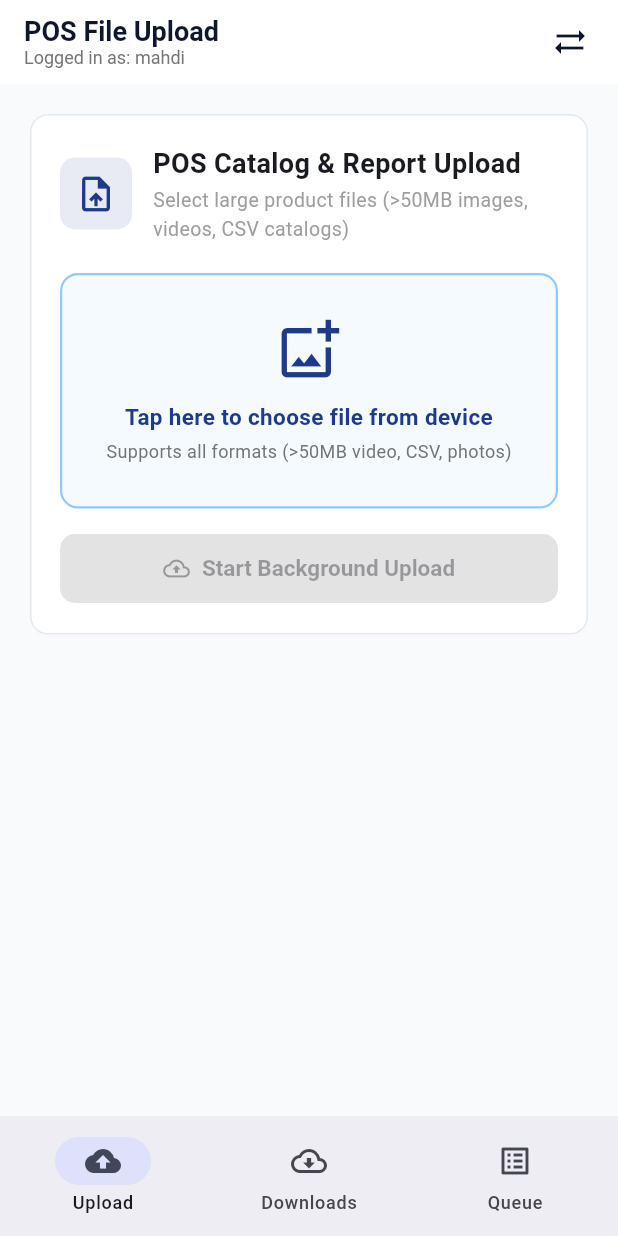
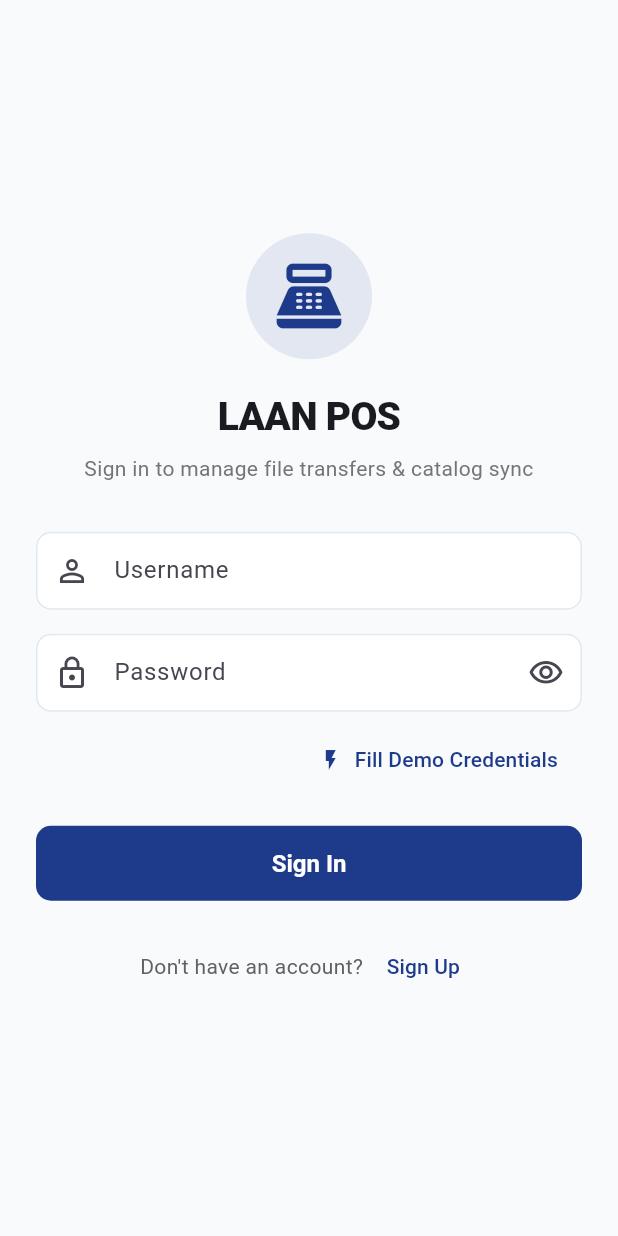
Before and after one commit to YaminMahdi/laanFlutterTask, a Flutter app: the screen it shows after launch, on a phone screen of 412 x 824 dp. Run offline on Flutter 3.47's test engine with Material 3 defaults, Android fonts, the phone set to English and light mode, and no system bars; our stand-ins replace auto_route, cached_network_image, dio, file_picker, flutter_local_notifications, flutter_riverpod and 2 more; accounts and stored records are empty.

Commit message:
feat(auth): implement sign-in and sign-up screens without auto-login

```diff
--- a/lib/core/router/app_router.dart
+++ b/lib/core/router/app_router.dart
@@ -1,4 +1,6 @@
 import 'package:auto_route/auto_route.dart';
+import '../../features/auth/presentation/screens/sign_in_screen.dart';
+import '../../features/auth/presentation/screens/sign_up_screen.dart';
 import '../../features/transfer/presentation/screens/dashboard_screen.dart';
 import '../../features/transfer/presentation/screens/download_screen.dart';
 import '../../features/transfer/presentation/screens/transfer_queue_screen.dart';
@@ -10,7 +12,9 @@ part 'app_router.gr.dart';
 class AppRouter extends RootStackRouter {
   @override
   List<AutoRoute> get routes => [
-        AutoRoute(page: DashboardRoute.page, initial: true),
+        AutoRoute(page: SignInRoute.page, initial: true),
+        AutoRoute(page: SignUpRoute.page),
+        AutoRoute(page: DashboardRoute.page),
         AutoRoute(page: UploadRoute.page),
         AutoRoute(page: DownloadRoute.page),
         AutoRoute(page: TransferQueueRoute.page),
--- a/lib/features/auth/data/token_storage.dart
+++ b/lib/features/auth/data/token_storage.dart
@@ -8,10 +8,8 @@ abstract class TokenStorage {
 }
 
 class InMemoryTokenStorage implements TokenStorage {
-  // Pre-seed with the provided assessment token / credentials
-  String? _token =
-      'eyJ1aWQiOjksInVzZXIiOiJtYWhkaSIsImV4cCI6MTc5MTI0NzM0OX0.MjzgE_6ghBDHAXRyrj_yoFZ6G_fU08OPbmL0wlcja2M';
-  String? _username = 'mahdi';
+  String? _token;
+  String? _username;
 
   @override
   Future<String?> getToken() async => _token;
--- a/lib/features/auth/presentation/auth_notifier.dart
+++ b/lib/features/auth/presentation/auth_notifier.dart
@@ -39,7 +39,7 @@ class AuthNotifier extends Notifier<AuthState> {
     // Check pre-seeded / stored credentials
     final storage = ref.watch(tokenStorageProvider);
     _initializeAuth(storage);
-    return const AuthState(isLoggedIn: true, username: 'mahdi');
+    return const AuthState(isLoggedIn: false);
   }
 
   Future<void> _initializeAuth(dynamic storage) async {
--- /dev/null
+++ b/lib/features/auth/presentation/screens/sign_in_screen.dart
@@ -0,0 +1,216 @@
+import 'package:auto_route/auto_route.dart';
+import 'package:flutter/material.dart';
+import 'package:flutter_riverpod/flutter_riverpod.dart';
+import '../../../../core/router/app_router.dart';
+import '../auth_notifier.dart';
+
+@RoutePage()
+class SignInScreen extends ConsumerStatefulWidget {
+  const SignInScreen({super.key});
+
+  @override
+  ConsumerState<SignInScreen> createState() => _SignInScreenState();
+}
+
+class _SignInScreenState extends ConsumerState<SignInScreen> {
+  final _formKey = GlobalKey<FormState>();
+  final _usernameController = TextEditingController();
+  final _passwordController = TextEditingController();
+  bool _obscurePassword = true;
+
+  @override
+  void dispose() {
+    _usernameController.dispose();
+    _passwordController.dispose();
+    super.dispose();
+  }
+
+  void _fillDemoCredentials() {
+    _usernameController.text = 'mahdi_pos';
+    _passwordController.text = 'mahdiii123';
+  }
+
+  Future<void> _handleSignIn() async {
+    if (!_formKey.currentState!.validate()) return;
+
+    final success = await ref.read(authNotifierProvider.notifier).login(
+          _usernameController.text.trim(),
+          _passwordController.text.trim(),
+        );
+
+    if (success && mounted) {
+      context.router.replace(const DashboardRoute());
+    }
+  }
+
+  @override
+  Widget build(BuildContext context) {
+    final authState = ref.watch(authNotifierProvider);
+
+    return Scaffold(
+      body: SafeArea(
+        child: Center(
+          child: SingleChildScrollView(
+            padding: const EdgeInsets.symmetric(horizontal: 24, vertical: 16),
+            child: ConstrainedBox(
+              constraints: const BoxConstraints(maxWidth: 440),
+              child: Form(
+                key: _formKey,
+                child: Column(
+                  mainAxisAlignment: MainAxisAlignment.center,
+                  crossAxisAlignment: CrossAxisAlignment.stretch,
+                  children: [
+                    // Brand Icon
+                    Container(
+                      padding: const EdgeInsets.all(16),
+                      decoration: BoxDecoration(
+                        color: Theme.of(context).colorScheme.primary.withValues(alpha: 0.1),
+                        shape: BoxShape.circle,
+                      ),
+                      child: Icon(
+                        Icons.point_of_sale,
+                        size: 52,
+                        color: Theme.of(context).colorScheme.primary,
+                      ),
+                    ),
+                    const SizedBox(height: 20),
+                    const Text(
+                      'LAAN POS',
+                      style: TextStyle(
+                        fontSize: 26,
+                        fontWeight: FontWeight.w800,
+                        letterSpacing: -0.5,
+                      ),
+                      textAlign: TextAlign.center,
+                    ),
+                    const SizedBox(height: 6),
+                    Text(
+                      'Sign in to manage file transfers & catalog sync',
+                      style: TextStyle(
+                        fontSize: 14,
+                        color: Colors.grey.shade600,
+                      ),
+                      textAlign: TextAlign.center,
+                    ),
+                    const SizedBox(height: 32),
+                    // Username
+                    TextFormField(
+                      controller: _usernameController,
+                      decoration: const InputDecoration(
+                        labelText: 'Username',
+                        hintText: 'Enter your username',
+                        prefixIcon: Icon(Icons.person_outline),
+                      ),
+                      validator: (value) {
+                        if (value == null || value.trim().isEmpty) {
+                          return 'Username is required';
+                        }
+                        if (value.trim().length < 3) {
+                          return 'Username must be at least 3 characters';
+                        }
+                        return null;
+                      },
+                    ),
+                    const SizedBox(height: 16),
+                    // Password
+                    TextFormField(
+                      controller: _passwordController,
+                      obscureText: _obscurePassword,
+                      decoration: InputDecoration(
+                        labelText: 'Password',
+                        hintText: 'Enter your password',
+                        prefixIcon: const Icon(Icons.lock_outline),
+                        suffixIcon: IconButton(
+                          icon: Icon(
+                            _obscurePassword
+                                ? Icons.visibility_outlined
+                                : Icons.visibility_off_outlined,
+                          ),
+                          onPressed: () {
+                            setState(() => _obscurePassword = !_obscurePassword);
+                          },
+                        ),
+                      ),
+                      validator: (value) {
+                        if (value == null || value.trim().isEmpty) {
+                          return 'Password is required';
+                        }
+                        return null;
+                      },
+                    ),
+                    const SizedBox(height: 8),
+                    // Demo helper button
+                    Align(
+                      alignment: Alignment.centerRight,
+                      child: TextButton.icon(
+                        icon: const Icon(Icons.flash_on, size: 16),
+                        label: const Text('Fill Demo Credentials'),
+                        onPressed: _fillDemoCredentials,
+                      ),
+                    ),
+                    if (authState.errorMessage != null) ...[
+                      const SizedBox(height: 8),
+                      Container(
+                        padding: const EdgeInsets.all(12),
+                        decoration: BoxDecoration(
+                          color: Theme.of(context).colorScheme.error.withValues(alpha: 0.1),
+                          borderRadius: BorderRadius.circular(8),
+                          border: Border.all(
+                            color: Theme.of(context).colorScheme.error.withValues(alpha: 0.3),
+                          ),
+                        ),
+                        child: Text(
+                          authState.errorMessage!,
+                          style: TextStyle(
+                            color: Theme.of(context).colorScheme.error,
+                            fontSize: 13,
+                          ),
+                          textAlign: TextAlign.center,
+                        ),
+                      ),
+                    ],
+                    const SizedBox(height: 20),
+                    // Sign In Button
+                    SizedBox(
+                      height: 50,
+                      child: ElevatedButton(
+                        onPressed: authState.isLoading ? null : _handleSignIn,
+                        child: authState.isLoading
+                            ? const SizedBox(
+                                width: 22,
+                                height: 22,
+                                child: CircularProgressIndicator(
+                                  strokeWidth: 2.5,
+                                  color: Colors.white,
+                                ),
+                              )
+                            : const Text('Sign In', style: TextStyle(fontSize: 16)),
+                      ),
+                    ),
+                    const SizedBox(height: 20),
+                    // Switch to Sign Up
+                    Row(
+                      mainAxisAlignment: MainAxisAlignment.center,
+                      children: [
+                        Text(
+                          "Don't have an account? ",
+                          style: TextStyle(color: Colors.grey.shade700),
+                        ),
+                        TextButton(
+                          onPressed: () {
+                            context.router.push(const SignUpRoute());
+                          },
+                          child: const Text('Sign Up'),
+                        ),
+                      ],
+                    ),
+                  ],
+                ),
+              ),
+            ),
+          ),
+        ),
+      ),
+    );
+  }
+}
```
Also changed, not shown: lib/features/auth/presentation/screens/sign_up_screen.dart (added, +215 -0 lines), lib/core/router/app_router.gr.dart.
